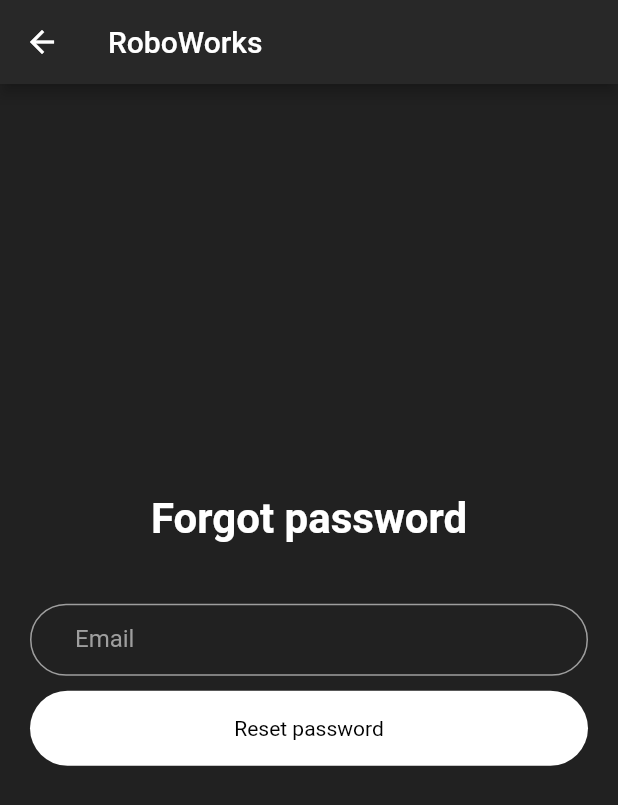
After one commit to Quantonly/RoboWorks, a Flutter app: the screen it shows after launch, after a tap on "Forgot password?", on a phone screen of 412 x 824 dp. The commit adds this screen. Shown: the top 805 px of the screen. Run offline on Flutter 3.47's test engine with Material 2 defaults, Android fonts, the phone set to English and light mode, and no system bars; our stand-ins replace cloud_firestore, firebase_analytics, firebase_auth, firebase_core, firebase_crashlytics, form_field_validator and 5 more; accounts and stored records are empty.

Commit message:
Forgot password page and error toasts

```diff
--- /dev/null
+++ b/lib/pages/authentication/forgot_password.dart
@@ -0,0 +1,147 @@
+import 'package:flutter/material.dart';
+import 'package:motion_toast/motion_toast.dart';
+import 'package:motion_toast/resources/arrays.dart';
+
+import 'package:provider/provider.dart';
+import 'package:form_field_validator/form_field_validator.dart';
+import 'package:robo_works/services/authentication.dart';
+
+import 'package:robo_works/globals/style.dart' as style;
+
+class ForgotPasswordPage extends StatefulWidget {
+  const ForgotPasswordPage({Key? key}) : super(key: key);
+
+  @override
+  _ForgotPasswordState createState() => _ForgotPasswordState();
+}
+
+class _ForgotPasswordState extends State<ForgotPasswordPage> {
+  final _formKey = GlobalKey<FormState>();
+
+  final TextEditingController emailController = TextEditingController();
+
+  void resetPassword() async {
+    context
+        .read<AuthenticationService>()
+        .forgotPassword(
+          email: emailController.text.trim(),
+        )
+        .then(
+          (res) => {
+            if (res['error'] != null)
+              {
+                showErrorToast(res['error']),
+              },
+            if (res['success'] != null)
+              {
+                Navigator.pop(context, emailController.text.trim()),
+              },
+          },
+        );
+  }
+
+  void showErrorToast(text) {
+    MotionToast.error(
+      title: const Text(
+        'Error',
+        style: TextStyle(
+          fontWeight: FontWeight.bold,
+        ),
+      ),
+      description: Text(text),
+      animationType: ANIMATION.fromTop,
+      position: MOTION_TOAST_POSITION.top,
+      width: 300,
+      toastDuration: const Duration(milliseconds: 2000),
+    ).show(context);
+    FocusScope.of(context).unfocus();
+  }
+
+  @override
+  Widget build(BuildContext context) {
+    return Scaffold(
+      appBar: AppBar(
+        backgroundColor: const Color.fromRGBO(40, 40, 40, 1),
+        title: const Text(
+          'RoboWorks',
+        ),
+      ),
+      backgroundColor: const Color.fromRGBO(33, 33, 33, 1),
+      body: Center(
+        child: SingleChildScrollView(
+          child: Column(
+            crossAxisAlignment: CrossAxisAlignment.start,
+            children: <Widget>[
+              Container(
+                transform: Matrix4.translationValues(0.0, -30.0, 0.0),
+                child: const Center(
+                  child: Text(
+                    'Forgot password',
+                    style: TextStyle(
+                        color: Colors.white,
+                        fontSize: 28,
+                        fontWeight: FontWeight.bold),
+                  ),
+                ),
+              ),
+              const SizedBox(
+                height: 10,
+              ),
+              Form(
+                key: _formKey,
+                child: Column(
+                  children: <Widget>[
+                    Padding(
+                      padding: const EdgeInsets.symmetric(
+                        horizontal: 20,
+                      ),
+                      child: TextFormField(
+                        controller: emailController,
+                        autovalidateMode: AutovalidateMode.onUserInteraction,
+                        decoration: style.getTextFieldDecoration('Email'),
+                        validator: MultiValidator([
+                          RequiredValidator(errorText: 'Invalid email'),
+                          EmailValidator(errorText: 'Invalid email'),
+                        ]),
+                        keyboardType: TextInputType.emailAddress,
+                        style: const TextStyle(
+                          color: Colors.white,
+                        ),
+                      ),
+                    ),
+                  ],
+                ),
+              ),
+              GestureDetector(
+                onTap: () {
+                  if (_formKey.currentState!.validate()) {
+                    resetPassword();
+                  }
+                },
+                child: Container(
+                  height: 50,
+                  margin: const EdgeInsets.symmetric(
+                    horizontal: 20,
+                    vertical: 10,
+                  ),
+                  decoration: BoxDecoration(
+                    borderRadius: BorderRadius.circular(50),
+                    color: Colors.white,
+                  ),
+                  child: const Center(
+                    child: Text(
+                      'Reset password',
+                      style: TextStyle(
+                        color: Colors.black,
+                      ),
+                    ),
+                  ),
+                ),
+              ),
+            ],
+          ),
+        ),
+      ),
+    );
+  }
+}
--- a/lib/pages/authentication/sign_in.dart
+++ b/lib/pages/authentication/sign_in.dart
@@ -1,7 +1,11 @@
 import 'package:flutter/material.dart';
 import 'package:form_field_validator/form_field_validator.dart';
+import 'package:motion_toast/motion_toast.dart';
+import 'package:motion_toast/resources/arrays.dart';
+import 'package:page_transition/page_transition.dart';
 
 import 'package:provider/provider.dart';
+import 'package:robo_works/pages/authentication/forgot_password.dart';
 
 import 'package:robo_works/services/authentication.dart';
 import 'package:robo_works/globals/style.dart' as style;
@@ -26,37 +30,80 @@ class _SignInPageState extends State<SignInPage> {
           email: emailController.text.trim(),
           password: passwordController.text.trim(),
         )
-        .then((res) => {
-              if (res['error'] != null)
-                {
-                  // ignore: avoid_print
-                  print(res['error'])
-                },
-            });
+        .then(
+          (res) => {
+            if (res['error'] != null)
+              {
+                showErrorToast(res['error']),
+              },
+          },
+        );
+  }
+
+  void showErrorToast(text) {
+    MotionToast.error(
+      title: const Text(
+        'Error',
+        style: TextStyle(
+          fontWeight: FontWeight.bold,
+        ),
+      ),
+      description: Text(text),
+      animationType: ANIMATION.fromTop,
+      position: MOTION_TOAST_POSITION.top,
+      width: 300,
+      toastDuration: const Duration(milliseconds: 2000),
+    ).show(context);
+    FocusScope.of(context).unfocus();
+  }
+
+  void showSuccessToast(text) {
+    MotionToast.success(
+      title: const Text(
+        'Success',
+        style: TextStyle(
+          fontWeight: FontWeight.bold,
+        ),
+      ),
+      description: Text(text),
+      animationType: ANIMATION.fromTop,
+      position: MOTION_TOAST_POSITION.top,
+      width: 300,
+      toastDuration: const Duration(milliseconds: 4000),
+    ).show(context);
+    FocusScope.of(context).unfocus();
+  }
+
+  void passwordReset() async {
+    final result = await Navigator.push(
+      context,
+      PageTransition(
+        type: PageTransitionType.rightToLeft,
+        child: const ForgotPasswordPage(),
+      ),
+    );
+    if (result != null) {
+      emailController.text = result;
+      passwordController.clear();
+      showSuccessToast('Password reset mail has been send');
+    }
   }
 
   @override
   Widget build(BuildContext context) {
     return Scaffold(
+      appBar: AppBar(
+        backgroundColor: const Color.fromRGBO(40, 40, 40, 1),
+        title: const Text(
+          'RoboWorks',
+        ),
+      ),
       backgroundColor: const Color.fromRGBO(33, 33, 33, 1),
       body: Center(
         child: SingleChildScrollView(
           child: Column(
             crossAxisAlignment: CrossAxisAlignment.start,
             children: <Widget>[
-              Center(
-                child: Row(
-                  children: <Widget>[
-                    Align(
-                      alignment: Alignment.bottomCenter,
-                      child: SizedBox(
-                        height: 70,
-                        width: MediaQuery.of(context).size.width,
-                      ),
-                    ),
-                  ],
-                ),
-              ),
               Container(
                 transform: Matrix4.translationValues(0.0, -30.0, 0.0),
                 child: const Center(
@@ -102,8 +149,8 @@ class _SignInPageState extends State<SignInPage> {
                       controller: passwordController,
                       autovalidateMode: AutovalidateMode.onUserInteraction,
                       decoration: style.getTextFieldDecoration('Password'),
-                      validator: RequiredValidator(
-                          errorText: 'Password is required'),
+                      validator:
+                          RequiredValidator(errorText: 'Password is required'),
                       style: const TextStyle(
                         color: Colors.white,
                       ),
@@ -111,6 +158,28 @@ class _SignInPageState extends State<SignInPage> {
                     ),
                   ),
                 ]),
+              ),
+              Padding(
+                padding: const EdgeInsets.only(
+                  left: 20,
+                  right: 20,
+                  bottom: 10,
+                ),
+                child: Align(
+                  alignment: Alignment.topRight,
+                  child: GestureDetector(
+                    onTap: () {
+                      passwordReset();
+                    },
+                    child: const Text(
+                      'Forgot password?',
+                      style: TextStyle(
+                        color: Colors.blueAccent,
+                      ),
+                      textAlign: TextAlign.right,
+                    ),
+                  ),
+                ),
               ),
               GestureDetector(
                 onTap: () {
--- a/lib/services/authentication.dart
+++ b/lib/services/authentication.dart
@@ -12,10 +12,20 @@ class AuthenticationService {
       await _firebaseAuth.signInWithEmailAndPassword(email: email, password: password);
       return {'success': 'successfully_logged_in'};
     } on FirebaseAuthException catch (e) {
-      if (e.code == 'user-disabled') return {'error': 'account_disabled'};
-      if (e.code == 'user-not-found') return {'error': 'email_not_found'};
-      if (e.code == 'wrong-password') return {'error': 'password_incorrect'};
-      return {'error': 'something_went_wrong'};
+      if (e.code == 'user-disabled') return {'error': 'This account has been disabled'};
+      if (e.code == 'user-not-found') return {'error': 'Email not found'};
+      if (e.code == 'wrong-password') return {'error': 'Incorrect password'};
+      return {'error': 'Something went wrong'};
+    }
+  }
+
+  Future<Map<String, dynamic>> forgotPassword({required String email}) async {
+    try {
+      await _firebaseAuth.sendPasswordResetEmail(email: email);
+      return {'success': 'Password reset mail has been send'};
+    } on FirebaseAuthException catch (e) {
+      if (e.code == 'user-not-found') return {'error': 'Email not found'};
+      return {'error': 'Something went wrong'};
     }
   }
 
--- a/pubspec.yaml
+++ b/pubspec.yaml
@@ -17,6 +17,7 @@ dependencies:
   percent_indicator: ^4.0.0
   syncfusion_flutter_sliders: ^19.4.48
   shared_preferences: ^2.0.13
+  motion_toast: ^2.1.1
 
   #Firebase
   firebase_core: ^1.12.0
```
Also changed, not shown: pubspec.lock.
